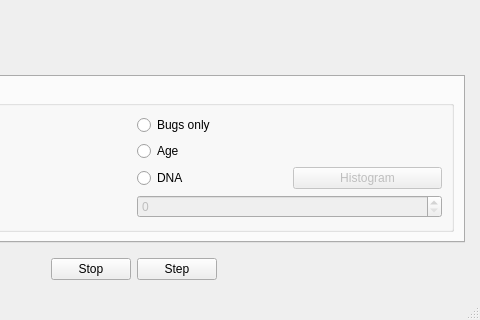
Before: the Qt Designer form main_window.ui in sje397/QtBugs, drawn with Qt 5; both pictures show x 206 to 686 and y 280 to 600 of the 686 by 600 pixel window.
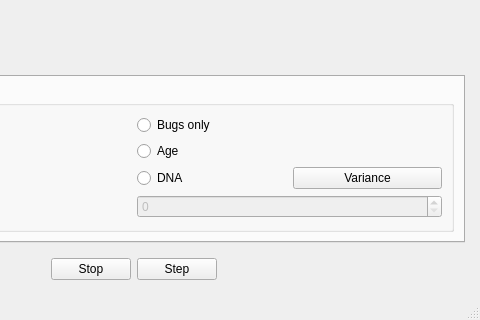
After: the same form once the commit is applied. The open tabs and pages were chosen to show the change. Custom widgets are drawn as their Qt base class.

Commit message: Changed histogram to show genetic variance instead

What changed in the file:
```diff
--- a/main_window.ui
+++ b/main_window.ui
@@ -615,10 +615,10 @@
                <item>
                 <widget class="QPushButton" name="btnHist">
                  <property name="enabled">
-                  <bool>false</bool>
+                  <bool>true</bool>
                  </property>
                  <property name="text">
-                  <string>Histogram</string>
+                  <string>Variance</string>
                  </property>
                 </widget>
                </item>
```
Left out of the diff: 26 changed lines with no effect on the pictures. The commit also changes 7 other files.
